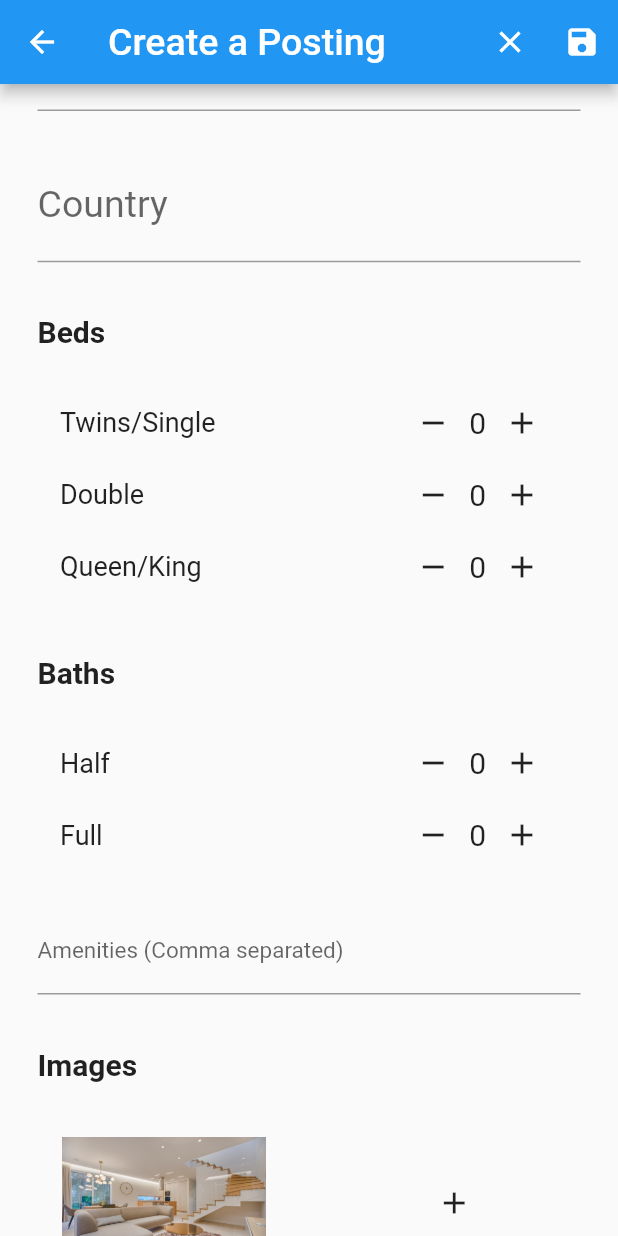
After one commit to sumithpdd/RoomSharing, a Flutter app: the CreatePostingPage screen opened by its route, scrolled down 576 dp, after a tap on the "remove" icon, on a phone screen of 412 x 824 dp. The commit adds this screen. Run offline on Flutter 3.47's test engine with Material 2 defaults, Android fonts, the phone set to English and light mode, and no system bars; our stand-ins replace auto_size_text, flutter_rating_bar, google_maps_flutter.

Commit message:
Create Posting page

```diff
--- a/room_sharing/lib/Screens/conversation_page.dart
+++ b/room_sharing/lib/Screens/conversation_page.dart
@@ -1,4 +1,4 @@
-// ignore_for_file: prefer_const_constructors, prefer_const_declarations
+// ignore_for_file: prefer_const_constructors, prefer_const_declarations, unused_import
 
 import 'package:flutter/material.dart';
 import 'package:room_sharing/Screens/guest_home_page.dart';
@@ -15,9 +15,7 @@ class ConversationPage extends StatefulWidget {
 }
 
 class _ConversationPageState extends State<ConversationPage> {
-  void _signup() {
-    Navigator.pushNamed(context, GuestHomePage.routeName);
-  }
+
 
   @override
   Widget build(BuildContext context) {
--- /dev/null
+++ b/room_sharing/lib/Screens/create_posting_page.dart
@@ -0,0 +1,276 @@
+// ignore_for_file: prefer_const_constructors, prefer_const_declarations
+
+import 'package:flutter/material.dart';
+import 'package:flutter/rendering.dart';
+import 'package:room_sharing/Views/text_widgets.dart';
+
+class CreatePostingPage extends StatefulWidget {
+  static final String routeName = '/CreatePostingPageRoute';
+
+  const CreatePostingPage({Key? key}) : super(key: key);
+
+  @override
+  _CreatePostingPageState createState() => _CreatePostingPageState();
+}
+
+class _CreatePostingPageState extends State<CreatePostingPage> {
+  late String _houseType;
+
+  final List<String> _houseTypes = [
+    'Detached House',
+    'Apartment',
+    'Condo',
+    'Townhouse'
+  ];
+
+  @override
+  void initState() {
+    _houseType = _houseTypes[0];
+    super.initState();
+  }
+
+  @override
+  Widget build(BuildContext context) {
+    return Scaffold(
+      appBar: AppBar(
+        title: AppBarText(text: 'Create a Posting'),
+        actions: [
+          IconButton(onPressed: () {}, icon: Icon(Icons.clear)),
+          IconButton(onPressed: () {}, icon: Icon(Icons.save))
+        ],
+      ),
+      body: Center(
+        child: SingleChildScrollView(
+            child: Padding(
+              padding: const EdgeInsets.fromLTRB(25, 50, 25, 0),
+              child: Column(
+                mainAxisAlignment: MainAxisAlignment.start,
+                children: [
+                Text(
+                'Please enter the following information:',
+                style: TextStyle(fontSize: 25.0),
+                textAlign: TextAlign.center,
+              ),
+              Form(
+                child: Column(
+                    crossAxisAlignment: CrossAxisAlignment.start,
+                    children: [
+                Padding(
+                padding: const EdgeInsets.only(top: 25.0),
+                child: TextFormField(
+                  decoration:
+                  InputDecoration(labelText: 'Posting name'),
+                  style: TextStyle(fontSize: 25.0),
+                ),
+              ),
+              Padding(
+                  padding: const EdgeInsets.only(top: 35.0),
+                  child: DropdownButton(
+                    isExpanded: true,
+                    value: _houseType,
+                    hint: Text(
+                      'Select a house type',
+                      style: TextStyle(fontSize: 20.0),
+                    ),
+                    items: _houseTypes.map((houseType) {
+                      return DropdownMenuItem(
+                        value: houseType,
+                        child: Text(
+                          houseType,
+                          style: TextStyle(fontSize: 20.0),
+                        ),
+                      );
+                    }).toList(),
+                    onChanged: (value) {},
+                  )),
+              Padding(
+                padding: const EdgeInsets.only(top: 25.0),
+                child: Row(
+                  crossAxisAlignment: CrossAxisAlignment.end,
+                  children: [
+                    Expanded(
+                      child: TextFormField(
+                        decoration:
+                        InputDecoration(labelText: 'Price'),
+                        style: TextStyle(fontSize: 25.0),
+                        keyboardType: TextInputType.number,
+                      ),
+                    ),
+                    Padding(
+                      padding: const EdgeInsets.only(
+                          left: 10.0, bottom: 15.0),
+                      child: Text('\$ / night',
+                        style: TextStyle(fontSize: 20.0),),
+                    ),
+                  ],
+                ),
+              ),
+              Padding(
+                padding: const EdgeInsets.only(top: 25.0),
+                child: TextFormField(
+                  decoration: InputDecoration(labelText: 'Address'),
+                  style: TextStyle(fontSize: 25.0),
+                ),
+              ),
+              Padding(
+                padding: const EdgeInsets.only(top: 25.0),
+                child: TextFormField(
+                  decoration: InputDecoration(labelText: 'City'),
+                  style: TextStyle(fontSize: 25.0),
+                ),
+              ),
+              Padding(
+                padding: const EdgeInsets.only(top: 25.0),
+                child: TextFormField(
+                  decoration: InputDecoration(labelText: 'Country'),
+                  style: TextStyle(fontSize: 25.0),
+                ),
+              ),
+              Padding(
+                padding: const EdgeInsets.only(top: 35.0),
+                child: Text(
+                  'Beds',
+                  style: TextStyle(
+                      fontSize: 20.0, fontWeight: FontWeight.bold),
+                ),
+              ),
+              Padding(
+                  padding: const  EdgeInsets.fromLTRB(15, 25, 15, 0),
+              child: Column(
+                children: const [
+                  FacilitiesWidget(
+                      type: 'Twins/Single', startValue: 0),
+                  FacilitiesWidget(type: 'Double', startValue: 0),
+                  FacilitiesWidget(
+                      type: 'Queen/King', startValue: 0),
+                ],
+              ),
+            ),
+            Padding(
+              padding: const EdgeInsets.only(top: 35.0),
+              child: Text(
+                'Baths',
+                style: TextStyle(
+                    fontSize: 20.0, fontWeight: FontWeight.bold),
+              ),
+            ),
+            Padding(
+              padding: const EdgeInsets.fromLTRB(15, 25, 15, 0),
+              child: Column(
+                children: const [
+                  FacilitiesWidget(type: 'Half', startValue: 0),
+                  FacilitiesWidget(type: 'Full', startValue: 0),
+                ],
+              ),
+            ),
+            Padding(
+              padding: const EdgeInsets.only(top: 25.0),
+              child: TextFormField(
+                decoration: InputDecoration(
+                    labelText: 'Amenities (Comma separated)'),
+                style: TextStyle(fontSize: 15.0),
+              ),
+            ),
+            Padding(
+              padding: const EdgeInsets.only(top: 35.0),
+              child: Text(
+                'Images',
+                style: TextStyle(
+                    fontSize: 20.0, fontWeight: FontWeight.bold),
+              ),
+            ),
+            Padding(
+                padding: const EdgeInsets.only(top: 25.0, bottom: 25.0),
+                child: GridView.builder(
+                    shrinkWrap: true,
+                    itemCount: 2,
+                    gridDelegate:
+                    SliverGridDelegateWithFixedCrossAxisCount(
+                      crossAxisCount: 2,
+                      mainAxisSpacing: 25,
+                      crossAxisSpacing: 25,
+                      childAspectRatio: 3 / 2,
+                    ),
+                    itemBuilder: (context, index) {
+                      if (index == 1) {
+                        return IconButton(
+                          onPressed: () {},
+                          icon: Icon(Icons.add),
+                        );
+                      }
+                      return MaterialButton(
+                        onPressed: () {},
+                        child: Image(
+                          image: AssetImage(
+                              'assets/images/apartment.jpg'),
+                          fit: BoxFit.fitHeight,
+                        ),
+                      );
+                    })),
+            ]),
+      ),
+      ],
+    ),)
+    ,
+    )
+    ,
+    )
+    ,
+    );
+  }
+}
+
+class FacilitiesWidget extends StatefulWidget {
+  final String type;
+  final int startValue;
+
+  const FacilitiesWidget(
+      {Key? key, required this.type, required this.startValue})
+      : super(key: key);
+
+  @override
+  _FacilitiesWidgetState createState() => _FacilitiesWidgetState();
+}
+
+class _FacilitiesWidgetState extends State<FacilitiesWidget> {
+  late int _value;
+
+  @override
+  void initState() {
+    _value = widget.startValue;
+    super.initState();
+  }
+
+  @override
+  Widget build(BuildContext context) {
+    return Row(
+      mainAxisAlignment: MainAxisAlignment.spaceBetween,
+      children: [
+        Text(
+          widget.type,
+          style: TextStyle(
+            fontSize: 18.0,
+          ),
+        ),
+        Row(
+          children: [
+            IconButton(
+              onPressed: () {},
+              icon: Icon(Icons.remove),
+            ),
+            Text(
+              _value.toString(),
+              style: TextStyle(
+                fontSize: 20.0,
+              ),
+            ),
+            IconButton(
+              onPressed: () {},
+              icon: Icon(Icons.add),
+            ),
+          ],
+        ),
+      ],
+    );
+  }
+}
--- a/room_sharing/lib/Screens/main.dart
+++ b/room_sharing/lib/Screens/main.dart
@@ -6,6 +6,7 @@ import 'package:flutter/material.dart';
 import 'package:room_sharing/Models/app_constants.dart';
 import 'package:room_sharing/Screens/book_posting_page.dart';
 import 'package:room_sharing/Screens/conversation_page.dart';
+import 'package:room_sharing/Screens/create_posting_page.dart';
 import 'package:room_sharing/Screens/guest_home_page.dart';
 import 'package:room_sharing/Screens/host_home_page.dart';
 import 'package:room_sharing/Screens/login_page.dart';
@@ -41,6 +42,7 @@ class MyApp extends StatelessWidget {
         BookPostingPage.routeName: (context) => BookPostingPage(),
         ConversationPage.routeName: (context) => ConversationPage(),
         HostHomePage.routeName: (context) => HostHomePage(),
+        CreatePostingPage.routeName: (context) => CreatePostingPage(),
       },
     );
   }
--- a/room_sharing/lib/Screens/my_postings_page.dart
+++ b/room_sharing/lib/Screens/my_postings_page.dart
@@ -1,6 +1,7 @@
 // ignore_for_file: prefer_const_constructors
 
 import 'package:flutter/material.dart';
+import 'package:room_sharing/Screens/create_posting_page.dart';
 import 'package:room_sharing/Views/list_widgets.dart';
 
 class MyPostingsPage extends StatefulWidget {
@@ -20,11 +21,17 @@ class _MyPostingsPageState extends State<MyPostingsPage> {
           itemBuilder: (context, index) {
             return Padding(
               padding: const EdgeInsets.fromLTRB(25, 0, 25, 25),
-              child: Container(
-                  decoration: BoxDecoration(
-                      border: Border.all(color: Colors.grey, width: 1.0),
-                      borderRadius: BorderRadius.circular(5)),
-                  child: index==2? CreatePostingListTile(): MyPostingListTile()),
+              child: InkResponse(
+                onTap: (){
+                  Navigator.pushNamed(context,CreatePostingPage.routeName);
+
+                },
+                child: Container(
+                    decoration: BoxDecoration(
+                        border: Border.all(color: Colors.grey, width: 1.0),
+                        borderRadius: BorderRadius.circular(5)),
+                    child: index==2? CreatePostingListTile(): MyPostingListTile()),
+              ),
             );
           }),
     );
```
